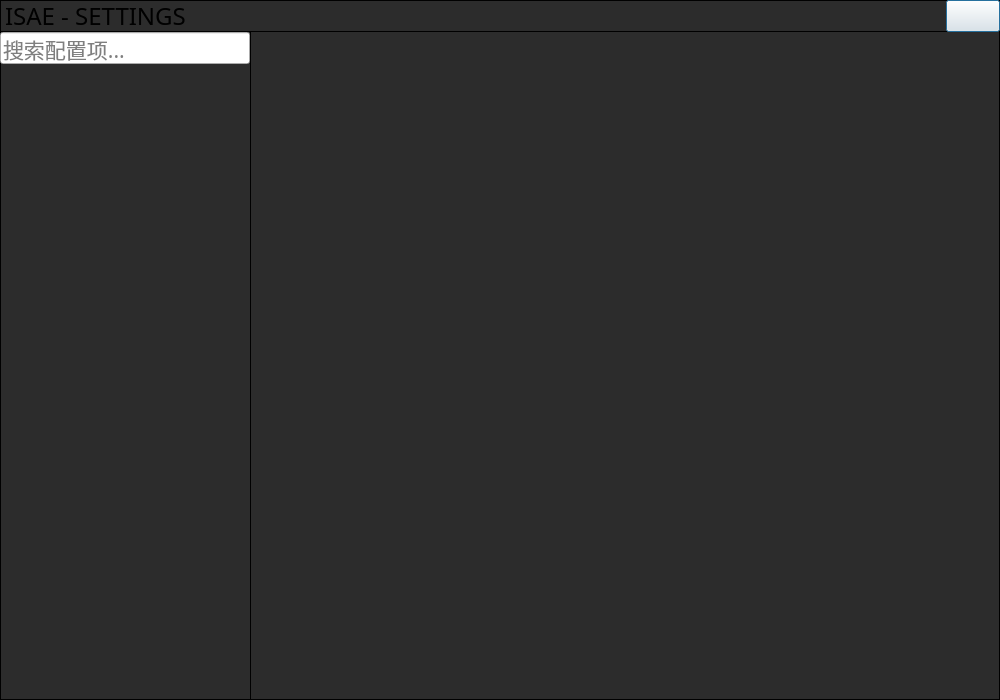
First picture: the form in MainApp/settingpage.ui, repository Reverier-Xu/ISAE, before the edit.
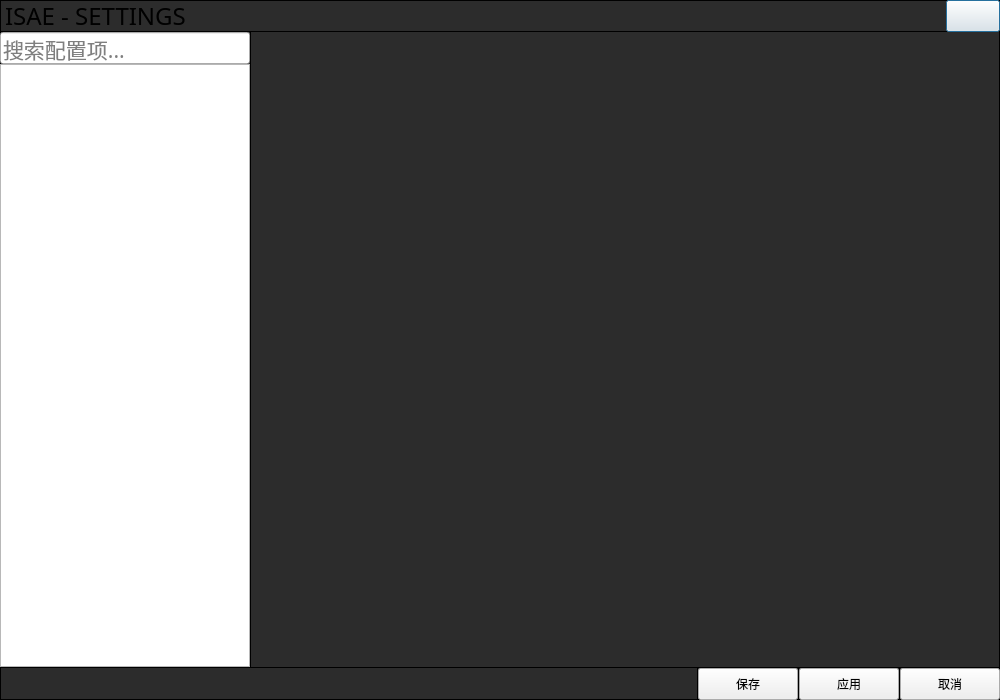
Second picture: the form after the edit. Icons and pictures are not drawn.

Commit message: Settings Window#0

```diff
--- a/MainApp/settingpage.ui
+++ b/MainApp/settingpage.ui
@@ -134,6 +134,9 @@
      <property name="spacing">
       <number>0</number>
      </property>
+     <property name="bottomMargin">
+      <number>0</number>
+     </property>
      <item>
       <widget class="QWidget" name="sideWidget" native="true">
        <property name="minimumSize">
@@ -190,28 +193,15 @@
          </widget>
         </item>
         <item>
-         <widget class="QTreeView" name="menuView">
-          <property name="sizePolicy">
-           <sizepolicy hsizetype="Preferred" vsizetype="Preferred">
-            <horstretch>0</horstretch>
-            <verstretch>0</verstretch>
-           </sizepolicy>
-          </property>
-          <property name="minimumSize">
-           <size>
-            <width>250</width>
-            <height>0</height>
-           </size>
-          </property>
-          <property name="maximumSize">
-           <size>
-            <width>250</width>
-            <height>16777215</height>
-           </size>
-          </property>
-          <property name="styleSheet">
-           <string notr="true">QTreeView{background-color: transparent;}</string>
-          </property>
+         <widget class="QTreeWidget" name="menuView">
+          <attribute name="headerVisible">
+           <bool>false</bool>
+          </attribute>
+          <column>
+           <property name="text">
+            <string notr="true">1</string>
+           </property>
+          </column>
          </widget>
         </item>
        </layout>
@@ -249,12 +239,169 @@
        <property name="currentIndex">
         <number>0</number>
        </property>
-       <widget class="QWidget" name="stylePage">
-        <layout class="QGridLayout" name="gridLayout_2"/>
-       </widget>
-       <widget class="QWidget" name="visionPage">
-        <layout class="QGridLayout" name="gridLayout"/>
-       </widget>
+       <widget class="QWidget" name="stylePage"/>
+       <widget class="QWidget" name="visionPage"/>
+      </widget>
+     </item>
+    </layout>
+   </item>
+   <item>
+    <widget class="QWidget" name="splitLine_3" native="true">
+     <property name="minimumSize">
+      <size>
+       <width>0</width>
+       <height>1</height>
+      </size>
+     </property>
+     <property name="maximumSize">
+      <size>
+       <width>16777215</width>
+       <height>1</height>
+      </size>
+     </property>
+     <property name="styleSheet">
+      <string notr="true">QWidget {
+background-color: black;
+}</string>
+     </property>
+    </widget>
+   </item>
+   <item>
+    <layout class="QHBoxLayout" name="settingButtonLayout">
+     <property name="spacing">
+      <number>0</number>
+     </property>
+     <item>
+      <spacer name="leftSpacer">
+       <property name="orientation">
+        <enum>Qt::Horizontal</enum>
+       </property>
+       <property name="sizeHint" stdset="0">
+        <size>
+         <width>40</width>
+         <height>20</height>
+        </size>
+       </property>
+      </spacer>
+     </item>
+     <item>
+      <widget class="QWidget" name="splitLine_2" native="true">
+       <property name="minimumSize">
+        <size>
+         <width>1</width>
+         <height>0</height>
+        </size>
+       </property>
+       <property name="maximumSize">
+        <size>
+         <width>1</width>
+         <height>16777215</height>
+        </size>
+       </property>
+       <property name="styleSheet">
+        <string notr="true">QWidget {
+background-color: black;
+}</string>
+       </property>
+      </widget>
+     </item>
+     <item>
+      <widget class="QPushButton" name="saveButton">
+       <property name="minimumSize">
+        <size>
+         <width>100</width>
+         <height>32</height>
+        </size>
+       </property>
+       <property name="maximumSize">
+        <size>
+         <width>16777215</width>
+         <height>32</height>
+        </size>
+       </property>
+       <property name="text">
+        <string>保存</string>
+       </property>
+      </widget>
+     </item>
+     <item>
+      <widget class="QWidget" name="splitLine_5" native="true">
+       <property name="minimumSize">
+        <size>
+         <width>1</width>
+         <height>0</height>
+        </size>
+       </property>
+       <property name="maximumSize">
+        <size>
+         <width>1</width>
+         <height>16777215</height>
+        </size>
+       </property>
+       <property name="styleSheet">
+        <string notr="true">QWidget {
+background-color: black;
+}</string>
+       </property>
+      </widget>
+     </item>
+     <item>
+      <widget class="QPushButton" name="applyButton">
+       <property name="minimumSize">
+        <size>
+         <width>100</width>
+         <height>32</height>
+        </size>
+       </property>
+       <property name="maximumSize">
+        <size>
+         <width>16777215</width>
+         <height>32</height>
+        </size>
+       </property>
+       <property name="text">
+        <string>应用</string>
+       </property>
+      </widget>
+     </item>
+     <item>
+      <widget class="QWidget" name="splitLine_4" native="true">
+       <property name="minimumSize">
+        <size>
+         <width>1</width>
+         <height>0</height>
+        </size>
+       </property>
+       <property name="maximumSize">
+        <size>
+         <width>1</width>
+         <height>16777215</height>
+        </size>
+       </property>
+       <property name="styleSheet">
+        <string notr="true">QWidget {
+background-color: black;
+}</string>
+       </property>
+      </widget>
+     </item>
+     <item>
+      <widget class="QPushButton" name="cancelButton">
+       <property name="minimumSize">
+        <size>
+         <width>100</width>
+         <height>32</height>
+        </size>
+       </property>
+       <property name="maximumSize">
+        <size>
+         <width>16777215</width>
+         <height>32</height>
+        </size>
+       </property>
+       <property name="text">
+        <string>取消</string>
+       </property>
       </widget>
      </item>
     </layout>
```
Left out of the diff: 2 changed lines with no effect on the pictures. The commit also changes 7 other files.
